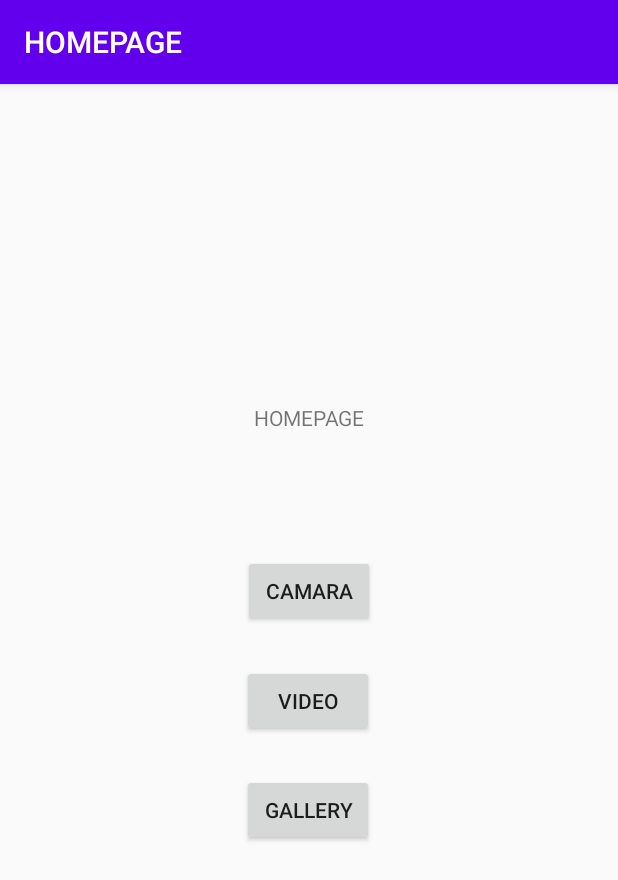
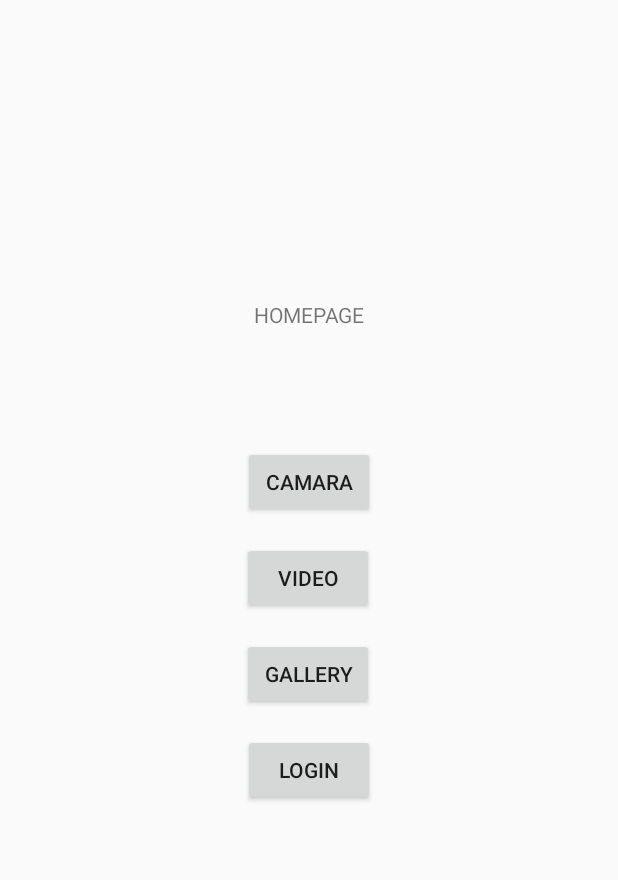
Before and after one commit to anninablum/mod335, an Android app: the screen it shows after launch (HomepageActivity), on a phone screen of 412 x 824 dp. Shown: the top 880 px of the screen. Run offline under Robolectric (Android 15) with nearby library versions, the phone set to English and light mode, and no system bars.

Commit message:
second commit

```diff
--- a/app/src/main/AndroidManifest.xml
+++ b/app/src/main/AndroidManifest.xml
@@ -14,7 +14,8 @@
         <activity android:name=".ActionBarActivity"></activity>
         <activity
             android:name=".HomepageActivity"
-            android:label="@string/homrpage_title">
+            android:label="@string/homrpage_title"
+            android:theme="@style/AppTheme.NoActionBar">
             <intent-filter>
                 <action android:name="android.intent.action.MAIN" />
 
@@ -23,10 +24,15 @@
         </activity>
         <activity
             android:name=".SettingsActivity"
-            android:label="@string/title_activity_settings" />
+            android:label="@string/title_activity_settings">
+
+        </activity>
         <activity
             android:name=".NavigationDrawer"
-            android:label="@string/title_activity_navigation_drawer" /> <!-- android:theme="@style/AppTheme.NoActionBar" -->
+            android:label="@string/title_activity_navigation_drawer"
+            android:theme="@style/AppTheme.NoActionBar">
+
+        </activity>
         <activity
             android:name=".ui.login.LoginActivity"
             android:label="@string/title_activity_login"></activity>
--- a/app/src/main/java/annina/halloandroid/HomepageActivity.java
+++ b/app/src/main/java/annina/halloandroid/HomepageActivity.java
@@ -8,7 +8,15 @@ import android.provider.MediaStore;
 import android.view.View;
 import android.widget.Button;
 
+import annina.halloandroid.ui.login.LoginActivity;
+
 public class HomepageActivity extends AppCompatActivity {
+
+//    @Override
+//    protected void onStart() {
+//        super.onStart();
+//        setContentView(R.layout.app_bar_main);
+//    }
 
     @Override
     protected void onCreate(Bundle savedInstanceState) {
@@ -33,6 +41,19 @@ public class HomepageActivity extends AppCompatActivity {
             startActivity(intent);
         });
 
+        Button btn_login = findViewById(R.id.btn_HomepageLogin);
+        btn_login.setOnClickListener(v -> {
+            Intent intent = new Intent(getApplicationContext(), LoginActivity.class);
+            startActivity(intent);
+        });
+
+//        Button nav = findViewById(R.id.btn_nav);
+//        btn_login.setOnClickListener(v -> {
+//            Intent intent = new Intent(getApplicationContext(), LoginActivity.class);
+//            startActivity(intent);
+//        });
+
+
 
     }
 }
--- a/app/src/main/java/annina/halloandroid/ui/home/HomeFragment.java
+++ b/app/src/main/java/annina/halloandroid/ui/home/HomeFragment.java
@@ -31,5 +31,6 @@ public class HomeFragment extends Fragment {
             }
         });
         return root;
+
     }
 }
--- a/app/src/main/res/layout/activity_homepage.xml
+++ b/app/src/main/res/layout/activity_homepage.xml
@@ -11,14 +11,16 @@
         android:layout_width="wrap_content"
         android:layout_height="wrap_content"
         android:layout_marginStart="32dp"
+        android:layout_marginTop="32dp"
         android:layout_marginEnd="32dp"
+        android:layout_marginBottom="32dp"
         android:text="@string/homepage_camara"
         app:layout_constraintBottom_toBottomOf="parent"
         app:layout_constraintEnd_toEndOf="parent"
-        app:layout_constraintHorizontal_bias="0.5"
+        app:layout_constraintHorizontal_bias="0.501"
         app:layout_constraintStart_toStartOf="parent"
-        app:layout_constraintTop_toTopOf="parent"
-        app:layout_constraintVertical_bias="0.436" />
+        app:layout_constraintTop_toBottomOf="@+id/homepageTitle"
+        app:layout_constraintVertical_bias="0.093" />
 
     <Button
         android:id="@+id/btn_HomepageVideo"
@@ -27,9 +29,7 @@
         android:layout_marginStart="32dp"
         android:layout_marginTop="16dp"
         android:layout_marginEnd="32dp"
-        android:layout_marginBottom="16dp"
         android:text="@string/homepage_video"
-        app:layout_constraintBottom_toTopOf="@+id/btn_HomepageGallery"
         app:layout_constraintEnd_toEndOf="parent"
         app:layout_constraintHorizontal_bias="0.498"
         app:layout_constraintStart_toStartOf="parent"
@@ -40,26 +40,40 @@
         android:layout_width="wrap_content"
         android:layout_height="wrap_content"
         android:layout_marginStart="32dp"
+        android:layout_marginTop="200dp"
         android:layout_marginEnd="32dp"
         android:text="@string/homrpage_title"
-        app:layout_constraintBottom_toTopOf="@+id/btn_HomepageCamara"
         app:layout_constraintEnd_toEndOf="parent"
-        app:layout_constraintHorizontal_bias="0.5"
         app:layout_constraintStart_toStartOf="parent"
-        app:layout_constraintTop_toTopOf="parent"
-        app:layout_constraintVertical_bias="0.721" />
+        app:layout_constraintTop_toTopOf="parent" />
 
     <Button
         android:id="@+id/btn_HomepageGallery"
         android:layout_width="wrap_content"
         android:layout_height="wrap_content"
         android:layout_marginStart="32dp"
+        android:layout_marginTop="16dp"
         android:layout_marginEnd="32dp"
-        android:layout_marginBottom="260dp"
         android:text="@string/homepage_gallery"
+        app:layout_constraintEnd_toEndOf="parent"
+        app:layout_constraintHorizontal_bias="0.498"
+        app:layout_constraintStart_toStartOf="parent"
+        app:layout_constraintTop_toBottomOf="@+id/btn_HomepageVideo" />
+
+    <Button
+        android:id="@+id/btn_HomepageLogin"
+        android:layout_width="wrap_content"
+        android:layout_height="wrap_content"
+        android:layout_marginStart="32dp"
+        android:layout_marginTop="16dp"
+        android:layout_marginEnd="32dp"
+        android:layout_marginBottom="32dp"
+        android:text="@string/homepage_login"
         app:layout_constraintBottom_toBottomOf="parent"
         app:layout_constraintEnd_toEndOf="parent"
-        app:layout_constraintHorizontal_bias="0.498"
-        app:layout_constraintStart_toStartOf="parent" />
+        app:layout_constraintHorizontal_bias="0.501"
+        app:layout_constraintStart_toStartOf="parent"
+        app:layout_constraintTop_toBottomOf="@+id/btn_HomepageGallery"
+        app:layout_constraintVertical_bias="0.0" />
 
 </androidx.constraintlayout.widget.ConstraintLayout>
--- a/app/src/main/res/values/strings.xml
+++ b/app/src/main/res/values/strings.xml
@@ -77,5 +77,6 @@
     <string name="homepage_camara">Camara</string>
     <string name="homepage_video">Video</string>
     <string name="homepage_gallery">Gallery</string>
+    <string name="homepage_login">Login</string>
 
 </resources>
```
